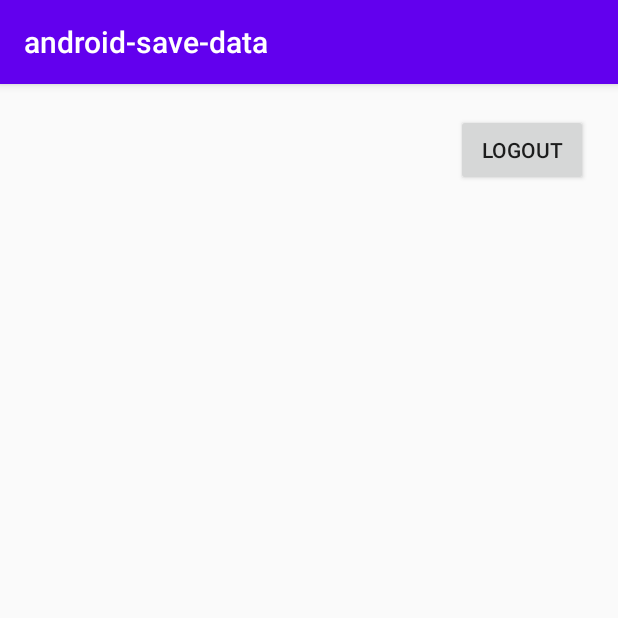
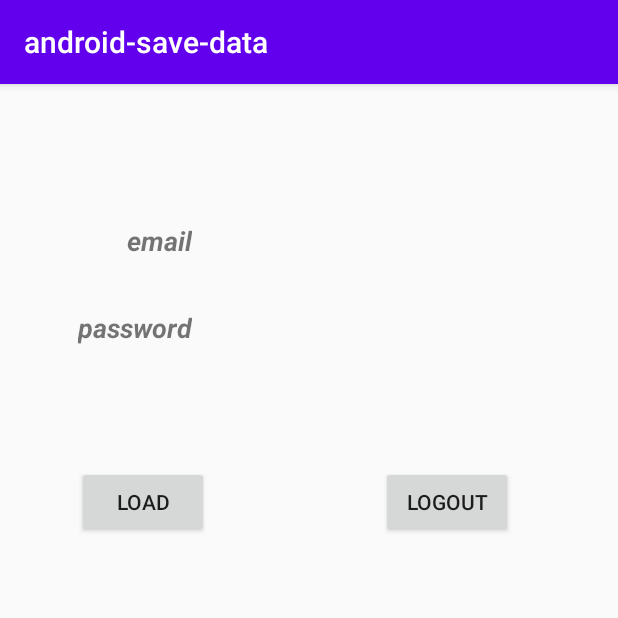
Before and after one commit to daidv2/android-save-data, an Android app: the HomeActivity screen opened directly, with no data from a screen before it, on a phone screen of 412 x 824 dp, the top half of it. Run offline under Robolectric (Android 15) with nearby library versions, the phone set to English and light mode, and no system bars.

Commit message:
Internal Storage

```diff
--- a/app/src/main/java/com/example/android_save_data/HomeActivity.java
+++ b/app/src/main/java/com/example/android_save_data/HomeActivity.java
@@ -3,25 +3,48 @@ package com.example.android_save_data;
 import android.content.Intent;
 import android.support.v7.app.AppCompatActivity;
 import android.os.Bundle;
+import android.util.Log;
 import android.view.View;
 import android.widget.Button;
+import android.widget.TextView;
+import android.widget.Toast;
+
+import java.io.FileInputStream;
 
 public class HomeActivity extends AppCompatActivity {
+    TextView getEmail, getPass;
 
     @Override
     protected void onCreate(Bundle savedInstanceState) {
         super.onCreate(savedInstanceState);
         setContentView(R.layout.activity_home);
+        getEmail = (TextView) findViewById(R.id.getEmail);
+        getPass = (TextView) findViewById(R.id.getPass);
+    }
 
-        Button logOutButton = (Button) findViewById(R.id.logout);
-        logOutButton.setOnClickListener(new View.OnClickListener() {
-            @Override
-            public void onClick(View view) {
-                new PrefManager(getApplicationContext()).logOut();
-                Intent intent = new Intent(getApplicationContext(), MainActivity.class);
-                startActivity(intent);
-                finish();
+    public void loadMe(View view) {
+        try {
+            FileInputStream fileInputStream = openFileInput("Code.txt");
+            int read = -1;
+            StringBuffer buffer = new StringBuffer();
+            while ((read = fileInputStream.read()) != -1) {
+                buffer.append((char) read);
             }
-        });
+            Log.d("Code", buffer.toString());
+            String name = buffer.substring(0, buffer.indexOf(" "));
+            String pass = buffer.substring(buffer.indexOf(" ") + 1);
+            getEmail.setText(name);
+            getPass.setText(pass);
+        } catch (Exception e) {
+            e.printStackTrace();
+        }
+        Toast.makeText(this, "Loaded", Toast.LENGTH_SHORT).show();
+    }
+
+    public void logOut(View view) {
+        new PrefManager(getApplicationContext()).logOut();
+        Intent intent = new Intent(getApplicationContext(), MainActivity.class);
+        startActivity(intent);
+        finish();
     }
 }
--- a/app/src/main/res/layout/activity_home.xml
+++ b/app/src/main/res/layout/activity_home.xml
@@ -1,19 +1,75 @@
 <?xml version="1.0" encoding="utf-8"?>
-<android.support.constraint.ConstraintLayout xmlns:android="http://schemas.android.com/apk/res/android"
-    xmlns:app="http://schemas.android.com/apk/res-auto"
+<RelativeLayout xmlns:android="http://schemas.android.com/apk/res/android"
     xmlns:tools="http://schemas.android.com/tools"
     android:layout_width="match_parent"
     android:layout_height="match_parent"
-    tools:context=".HomeActivity">
+    android:paddingBottom="@dimen/activity_vertical_margin"
+    android:paddingLeft="@dimen/activity_horizontal_margin"
+    android:paddingRight="@dimen/activity_horizontal_margin"
+    android:paddingTop="@dimen/activity_vertical_margin"
+    tools:context=".HomeActivity" >
 
+    <TextView
+        android:text="email"
+        android:layout_width="wrap_content"
+        android:layout_height="wrap_content"
+        android:layout_alignParentTop="true"
+        android:layout_alignEnd="@+id/btnLoad"
+        android:layout_marginEnd="11dp"
+        android:layout_marginTop="76dp"
+        android:id="@+id/txtEmail"
+        android:textSize="18sp"
+        android:textStyle="bold|italic" />
+
+    <TextView
+        android:text="password"
+        android:layout_width="wrap_content"
+        android:layout_height="wrap_content"
+        android:layout_below="@+id/txtEmail"
+        android:layout_alignEnd="@+id/txtEmail"
+        android:layout_marginTop="33dp"
+        android:id="@+id/txtPass"
+        android:textStyle="bold|italic"
+        android:textSize="18sp" />
+
+    <TextView
+        android:layout_width="wrap_content"
+        android:layout_height="wrap_content"
+        android:layout_above="@+id/txtPass"
+        android:layout_alignStart="@+id/btnLogOut"
+        android:id="@+id/getEmail"
+        android:textStyle="bold|italic"
+        android:textSize="18sp" />
+
+    <TextView
+        android:layout_width="wrap_content"
+        android:layout_height="wrap_content"
+        android:layout_alignBottom="@+id/txtPass"
+        android:layout_alignStart="@+id/getEmail"
+        android:id="@+id/getPass"
+        android:textStyle="bold|italic"
+        android:textSize="18sp" />
 
     <Button
-        android:id="@+id/logout"
+        android:text="@string/load"
         android:layout_width="wrap_content"
         android:layout_height="wrap_content"
-        android:layout_marginTop="20dp"
-        android:layout_marginRight="20dp"
-        android:text="Logout"
-        app:layout_constraintEnd_toEndOf="parent"
-        app:layout_constraintTop_toTopOf="parent" />
-</android.support.constraint.ConstraintLayout>
+        android:id="@+id/btnLoad"
+        android:layout_marginStart="35dp"
+        android:onClick="loadMe"
+        android:layout_below="@+id/txtPass"
+        android:layout_alignParentStart="true"
+        android:layout_marginTop="80dp" />
+
+    <Button
+        android:text="@string/logout"
+        android:layout_width="wrap_content"
+        android:layout_height="wrap_content"
+        android:layout_marginEnd="54dp"
+        android:id="@+id/btnLogOut"
+        android:onClick="logOut"
+        android:layout_alignBaseline="@+id/btnLoad"
+        android:layout_alignBottom="@+id/btnLoad"
+        android:layout_alignParentEnd="true" />
+
+</RelativeLayout>
--- a/app/src/main/res/values/strings.xml
+++ b/app/src/main/res/values/strings.xml
@@ -7,4 +7,7 @@
     <string name="error_field_required">Email không được rỗng</string>
     <string name="error_invalid_email">Email không đúng định dạng</string>
     <string name="error_invalid_password">Mật khẩu phải lớn hơn 4 ký tự</string>
+
+    <string name="load">LOAD</string>
+    <string name="logout">LOGOUT</string>
 </resources>
```
Also changed, not shown: app/src/main/java/com/example/android_save_data/MainActivity.java (+35 -1 lines).
